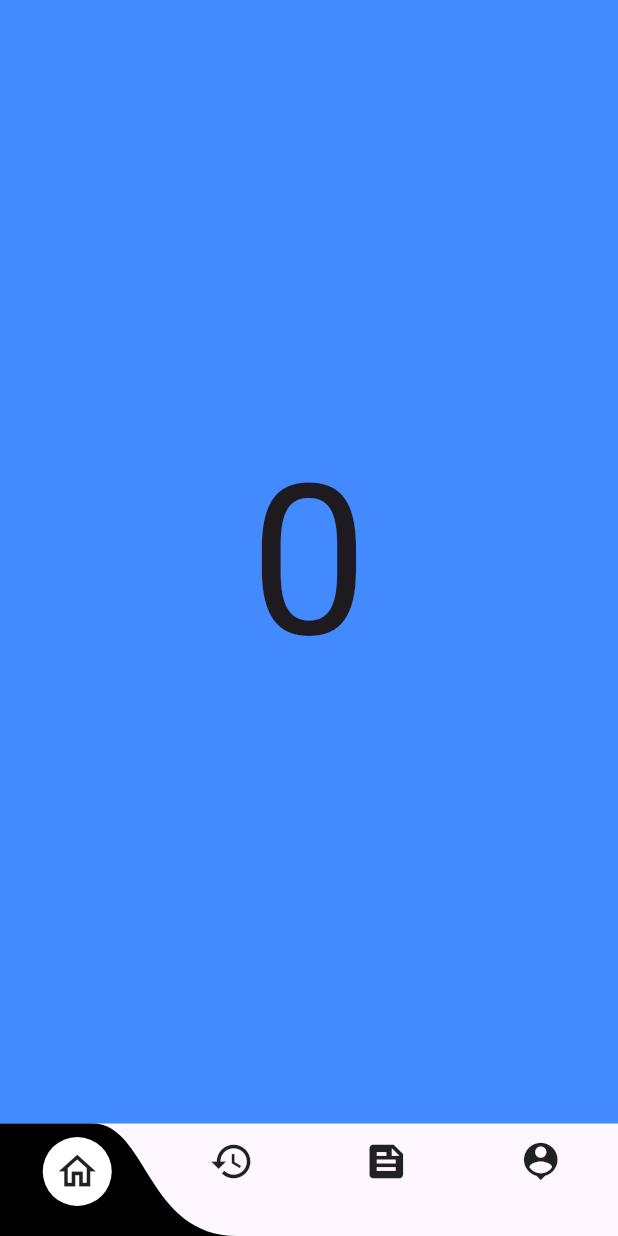
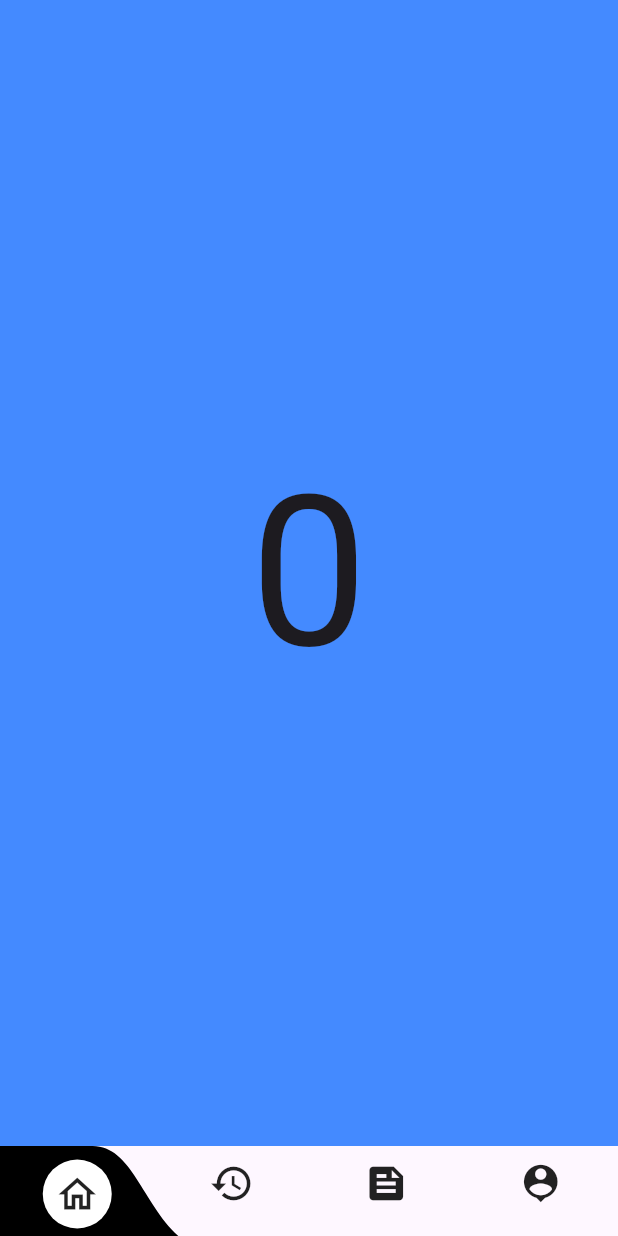
Before and after one commit to KishorP18/wave_navigation_bar, a Flutter app: the screen it shows after launch, on a phone screen of 412 x 824 dp. Run offline on Flutter 3.47's test engine with Material 2 defaults, Android fonts, the phone set to English and light mode, and no system bars.

Commit message:
added code changes

```diff
--- a/example/lib/main.dart
+++ b/example/lib/main.dart
@@ -56,7 +56,7 @@ class _MyHomePageState extends State<MyHomePage> {
         bottomNavigationBar: WaveNavigationBar(
           key: _bottomNavigationKey,
           index: 0,
-          height: 75.0,
+          height: 60.0,
           selectedIconBackgrounColor: Colors.black,
           buttonBackgroundColor: Colors.white,
           backgroundColor: Colors.transparent,
--- a/pubspec.yaml
+++ b/pubspec.yaml
@@ -1,5 +1,5 @@
 name: wave_navigation_bar
-description: A new Flutter package project.
+description: Custom Wave Navigation bar.
 version: 0.0.1
 homepage:
 
```
Also changed, not shown: 1 other file.
